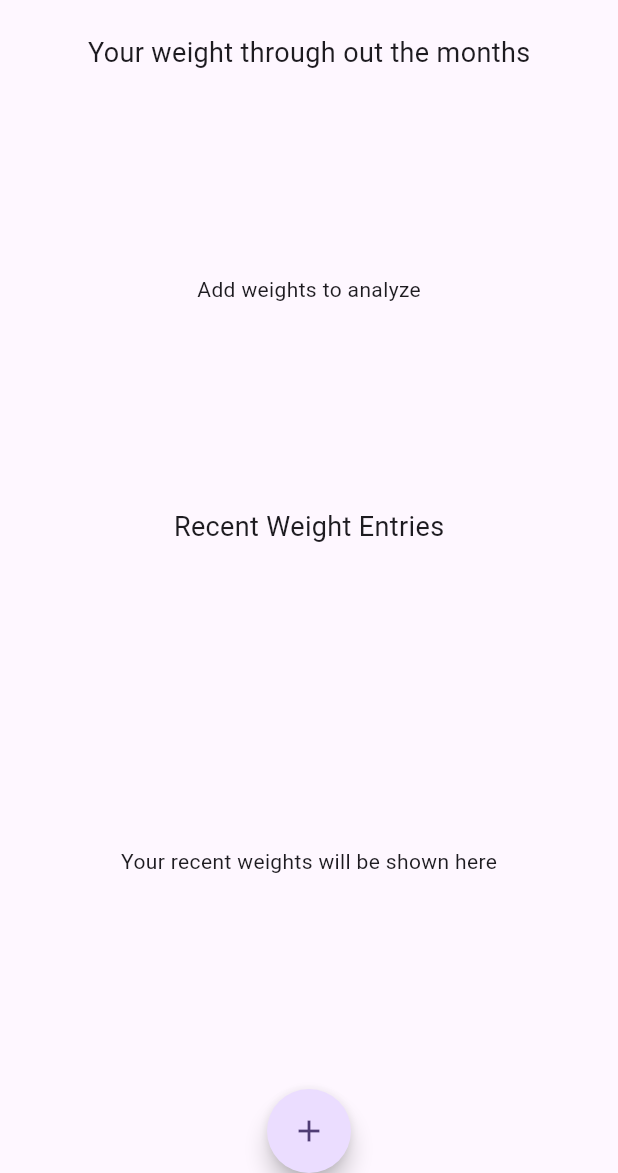
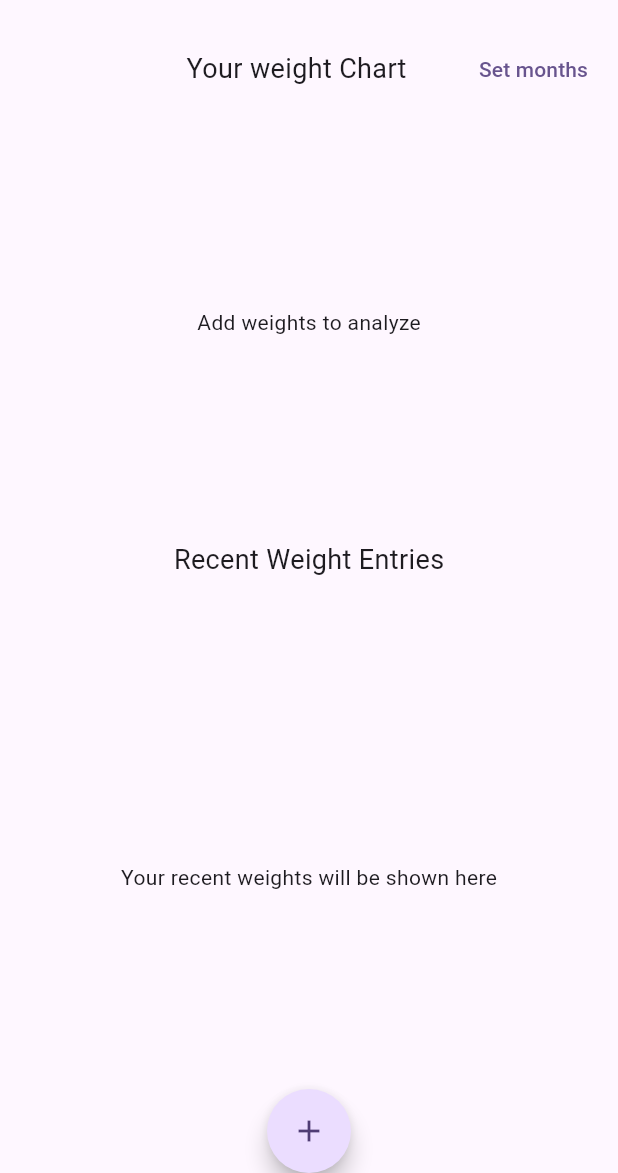
Before and after one commit to Dheeraj-2003/weight_tracker, a Flutter app: the HomeScreen screen opened directly, on a phone screen of 412 x 824 dp, the part 63-1236 px from its top. Run offline on Flutter 3.47's test engine with Material 3 defaults, Android fonts, the phone set to English and light mode, and no system bars; our stand-ins replace fl_chart, flutter_riverpod, hive_flutter; accounts and stored records are empty.

Commit message:
feature added to select no. of months

```diff
--- a/lib/presentation/screens/home_screen.dart
+++ b/lib/presentation/screens/home_screen.dart
@@ -1,5 +1,6 @@
 import 'package:flutter/material.dart';
 import 'package:flutter_riverpod/flutter_riverpod.dart';
+import 'package:weight_tracker/presentation/widgets/months_dialog.dart';
 import 'package:weight_tracker/providers/weights/weights_provider.dart';
 import 'package:weight_tracker/presentation/screens/add_weight_screen.dart';
 import 'package:weight_tracker/presentation/widgets/plot/line_chart.dart';
@@ -23,6 +24,15 @@ class _HomeScreenState extends ConsumerState<HomeScreen> {
         });
   }
 
+  void _showMonthsDialog(BuildContext context) {
+    showDialog(
+      context: context,
+      builder: (BuildContext context) {
+        return const MonthsDialog();
+      },
+    );
+  }
+
   @override
   Widget build(BuildContext context) {
     return Scaffold(
@@ -41,9 +51,22 @@ class _HomeScreenState extends ConsumerState<HomeScreen> {
           padding: const EdgeInsets.all(8),
           child: Column(
             children: [
-              const Text(
-                "Your weight through out the months",
-                style: TextStyle(fontSize: 18),
+              Row(
+                mainAxisAlignment: MainAxisAlignment.spaceBetween,
+                children: [
+                  const SizedBox(
+                    width: 80,
+                  ),
+                  const Text(
+                    "Your weight Chart",
+                    style: TextStyle(fontSize: 18),
+                  ),
+                  TextButton(
+                      onPressed: () {
+                        _showMonthsDialog(context);
+                      },
+                      child: const Text("Set months"))
+                ],
               ),
               const SizedBox(
                 height: 20,
--- a/lib/presentation/widgets/plot/line_chart.dart
+++ b/lib/presentation/widgets/plot/line_chart.dart
@@ -1,11 +1,28 @@
+import 'dart:math';
+
 import 'package:fl_chart/fl_chart.dart';
 import 'package:flutter/material.dart';
 import 'package:flutter_riverpod/flutter_riverpod.dart';
 import 'package:weight_tracker/data/models/weight.dart';
+import 'package:weight_tracker/providers/chart/chart_provider.dart';
+import 'package:weight_tracker/providers/chart/chart_state.dart';
 import 'package:weight_tracker/providers/weights/weights_provider.dart';
 import 'package:weight_tracker/providers/weights/weights_state.dart';
 
-final List<String> months = ["Jan", "Feb", "Mar", "Apr", "Jun", "Jul"];
+final List<String> months = [
+  "Jan",
+  "Feb",
+  "Mar",
+  "Apr",
+  "May",
+  "Jun",
+  "Jul",
+  "Aug",
+  "Sep",
+  "Oct",
+  "Nov",
+  "Dec",
+];
 
 class LineChartWidget extends StatefulWidget {
   const LineChartWidget({super.key});
@@ -19,10 +36,20 @@ class _LineChartWidgetState extends State<LineChartWidget> {
   Widget build(BuildContext context) {
     return Consumer(builder: (context, ref, child) {
       final state = ref.watch(weightsProvider);
+      final monthsState = ref.watch(chartProvider);
+      int numMonths = 6;
+      if (monthsState is FinalMonthsState) numMonths = monthsState.months;
       List<Weight> weighList = state is WeightsLoadedState ? state.weights : [];
-      final List<FlSpot> dummyData1 = List.generate(weighList.length, (index) {
+      final List<FlSpot> dummyData1 =
+          List.generate(min(weighList.length, numMonths), (index) {
+        final DateTime time = weighList[index].time;
+        final int year = time.year;
+        final int month =
+            year == DateTime.now().year ? time.month + 12 : time.month;
         return FlSpot(
-            weighList[index].time.month.toDouble(), weighList[index].weight);
+          month.toDouble(),
+          weighList[index].weight,
+        );
       });
       return weighList.isEmpty
           ? const Center(
@@ -52,7 +79,7 @@ class _LineChartWidgetState extends State<LineChartWidget> {
                         reservedSize: 28,
                         showTitles: true,
                         getTitlesWidget: (value, meta) => Text(
-                          months[value.toInt()],
+                          months[(value.abs().toInt() - 1) % 12],
                           style: const TextStyle(color: Colors.black),
                         ),
                       ),
--- /dev/null
+++ b/lib/providers/chart/chart_provider.dart
@@ -0,0 +1,8 @@
+import 'package:flutter_riverpod/flutter_riverpod.dart';
+import 'package:weight_tracker/providers/chart/chart_notifier.dart';
+import 'package:weight_tracker/providers/chart/chart_state.dart';
+
+final StateNotifierProvider<ChartNotifier, ChartState> chartProvider =
+    StateNotifierProvider<ChartNotifier, ChartState>((ref) {
+  return ChartNotifier();
+});
--- /dev/null
+++ b/lib/providers/chart/chart_state.dart
@@ -0,0 +1,14 @@
+import 'package:flutter/material.dart';
+
+@immutable
+abstract class ChartState {}
+
+class InitialChartState extends ChartState {}
+
+class SettingMonthsState extends ChartState {}
+
+class FinalMonthsState extends ChartState {
+  final int months;
+
+  FinalMonthsState({required this.months});
+}
```
Also changed, not shown: lib/presentation/widgets/months_dialog.dart (added, +51 -0 lines), lib/providers/chart/chart_notifier.dart (added, +14 -0 lines).
